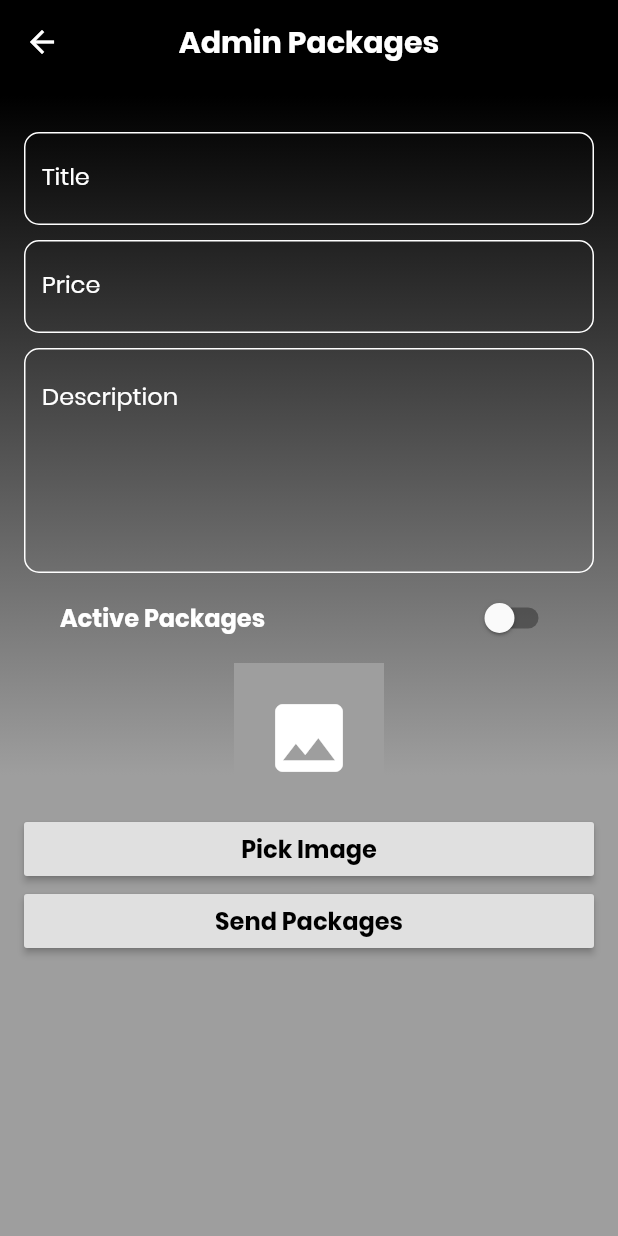
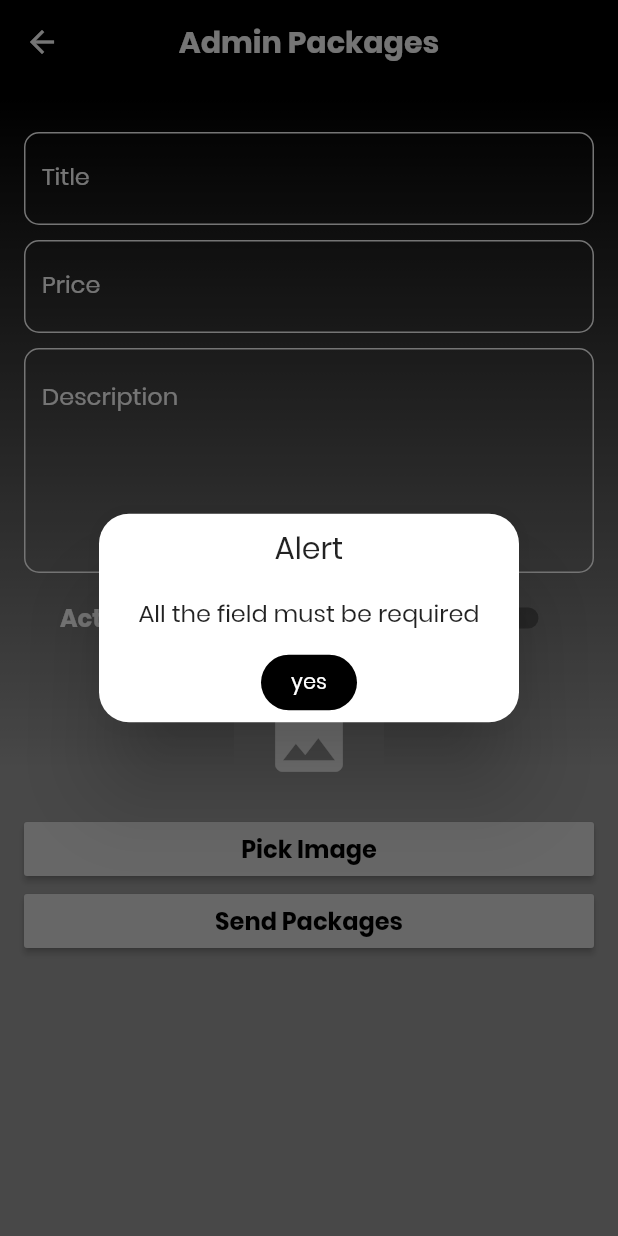
Before and after one commit to AscEmon/Renown, a Flutter app: the AdminPackages screen opened by its route, after a tap on "Send Packages", on a phone screen of 412 x 824 dp. Run offline on Flutter 3.47's test engine with Material 2 defaults, Android fonts, the phone set to English and light mode, and no system bars; our stand-ins replace animated_text_kit, carousel_slider, chewie, dio, file_picker, get and 3 more; accounts and stored records are empty; network calls fail.

Commit message:
Fix: SharedPreferences Issue ,Feat : AdminPackages Api Integrate

```diff
--- a/lib/Controller/AdminPackageController.dart
+++ b/lib/Controller/AdminPackageController.dart
@@ -1,5 +1,4 @@
 import 'dart:io';
-
 import 'package:TrainnigInfo/Repository/MyRepository.dart';
 import 'package:flutter/material.dart';
 import 'package:get/get.dart';
@@ -17,7 +16,6 @@ class AdminPackageController extends GetxController {
   bool active;
   String activeText = "no";
   MyRepository repository;
-
 
   imgFromCamera() async {
     imageProfile =
@@ -58,20 +56,42 @@ class AdminPackageController extends GetxController {
   }
 
   void sendPackages() async {
+    if (title.text.isNotEmpty &&
+        price.text.isNotEmpty &&
+        description.text.isNotEmpty &&
+        activeText.isNotEmpty &&
+        profile != null) {
       bool packgesPost = await repository.adminPackages(title.text, price.text,
           description.text, activeText, File(profile.path));
+      if (packgesPost == true) {
+        Get.snackbar("Packages", "Pakcages Post Successfully",
+            snackPosition: SnackPosition.BOTTOM,
+            backgroundColor: Colors.green,
+            colorText: Colors.white);
+      } else {
+        Get.snackbar("Error", "Something is Happend",
+            snackPosition: SnackPosition.BOTTOM,
+            backgroundColor: Colors.red,
+            colorText: Colors.white);
+      }
       title.clear();
       price.clear();
       description.clear();
-    active=false;
-    profile =null;
+      active = false;
+      profile = null;
       activeText = "";
+    } else {
+      Get.defaultDialog(
+        title: "Alert",
+         textConfirm: "yes",
+         buttonColor: Colors.black,
+        middleText: "All the field must be required",
+        onConfirm: () {
+          Get.back();
+        },
+      );
+    }
 
-    if (packgesPost == true) {
-      Get.snackbar("Packages", "Pakcages Post Successfully");
-    } else {
-      Get.snackbar("Error", "Something is Happend");
-    }
     update();
   }
 }
--- a/lib/Controller/SignUpController.dart
+++ b/lib/Controller/SignUpController.dart
@@ -6,7 +6,7 @@ import 'package:get/get.dart';
 class SignUpController extends GetxController {
   MyRepository repository;
  SignUpController({@required this.repository});
-  GlobalKey<FormState> formKey = GlobalKey<FormState>();
+
   final TextEditingController nameControllerSingUp =
       new TextEditingController();
   final TextEditingController emailControllerSingUp =
@@ -21,7 +21,7 @@ class SignUpController extends GetxController {
   String email = "";
   String password = "";
 
-  signUpFunction() async {
+  signUpFunction(GlobalKey<FormState> formKey) async {
     if (formKey.currentState.validate()) {
       print(nameControllerSingUp.text);
       print(emailControllerSingUp.text);
--- a/lib/Views/Screens/LoginPage.dart
+++ b/lib/Views/Screens/LoginPage.dart
@@ -21,6 +21,7 @@ class LoginPage extends StatefulWidget {
 }
 
 class _SignUpPageState extends State<LoginPage> {
+   GlobalKey<FormState> _formKey = GlobalKey<FormState>();
   final LogInController logInController = Get.put(LogInController(
       repository:
           MyRepository(apiClient: MyApiClient(httpClient: http.Client()))));
@@ -96,7 +97,7 @@ class _SignUpPageState extends State<LoginPage> {
                   child: Padding(
                     padding: const EdgeInsets.symmetric(horizontal: 8),
                     child: Form(
-                      key: logInController.formKey,
+                      key: _formKey,
                       child: SingleChildScrollView(
                         child: Column(
                           mainAxisAlignment: MainAxisAlignment.center,
@@ -225,7 +226,7 @@ class _SignUpPageState extends State<LoginPage> {
                                     fontSize: 20),
                               ),
                               onPressed: () {
-                                logInController.loginFunction(adminCheck);
+                                logInController.loginFunction(adminCheck,_formKey);
                                 FocusScope.of(context).unfocus();
                               },
                             ),
--- a/lib/Views/Screens/SignUpPage.dart
+++ b/lib/Views/Screens/SignUpPage.dart
@@ -13,6 +13,7 @@ class SignUpPage extends StatefulWidget {
 }
 
 class _SignUpPageState extends State<SignUpPage> {
+    GlobalKey<FormState> _formKey = GlobalKey<FormState>();
   final SignUpController signUpController = Get.put(SignUpController(
       repository:
           MyRepository(apiClient: MyApiClient(httpClient: http.Client()))));
@@ -63,7 +64,7 @@ class _SignUpPageState extends State<SignUpPage> {
                       ],
                     ),
                     child: Form(
-                      key: signUpController.formKey,
+                      key: _formKey,
                       child: Padding(
                         padding: const EdgeInsets.symmetric(horizontal: 16),
                         child: Container(
@@ -285,7 +286,7 @@ class _SignUpPageState extends State<SignUpPage> {
                                         fontSize: 20),
                                   ),
                                   onPressed: () async {
-                                    await signUpController.signUpFunction();
+                                    await signUpController.signUpFunction(_formKey);
                                     FocusScope.of(context).unfocus();
                                   },
                                 ),
--- a/lib/Views/Utilities/AppRoutes.dart
+++ b/lib/Views/Utilities/AppRoutes.dart
@@ -27,6 +27,9 @@ class AppRoutes {
   static String COMMENTPAGE = "CommentPage";
   static String PICTUREPAGE = "PicturePage";
   static String ADMINPACKAGES = "AdminPackages";
+
+
+
   static List<GetPage> AppRoutesList() {
     return [
       GetPage(name: INITIAL, page: () => SplashPage()),
--- a/lib/Views/Utilities/AppUrl.dart
+++ b/lib/Views/Utilities/AppUrl.dart
@@ -6,5 +6,5 @@ class AppUrl {
   static String logoutUrl = "$baseUrl/auth/logout";
   static String adminLoginUrl = "$baseUrl/admin/login";
   static String adminLogOutUrl = "$baseUrl/admin/logout";
-  static String adminPackagesUrl = "$baseUrl/admin/package ";
+  static String adminPackagesUrl = "$baseUrl/admin/package";
 }
--- a/pubspec.yaml
+++ b/pubspec.yaml
@@ -40,6 +40,7 @@ dependencies:
   file_picker: ^2.1.4
   image_picker: ^0.6.7+22
   dio: ^3.0.10
+  http_parser: ^3.1.3
 
 
 
```
Also changed, not shown: lib/ApiProvider/ApiProvider.dart (+28 -52 lines), lib/Controller/LoginController.dart (+6 -6 lines), lib/Views/Utilities/NavDrawer.dart (+18 -7 lines), pubspec.lock. Lines whose indentation alone changed are shown as unchanged.
